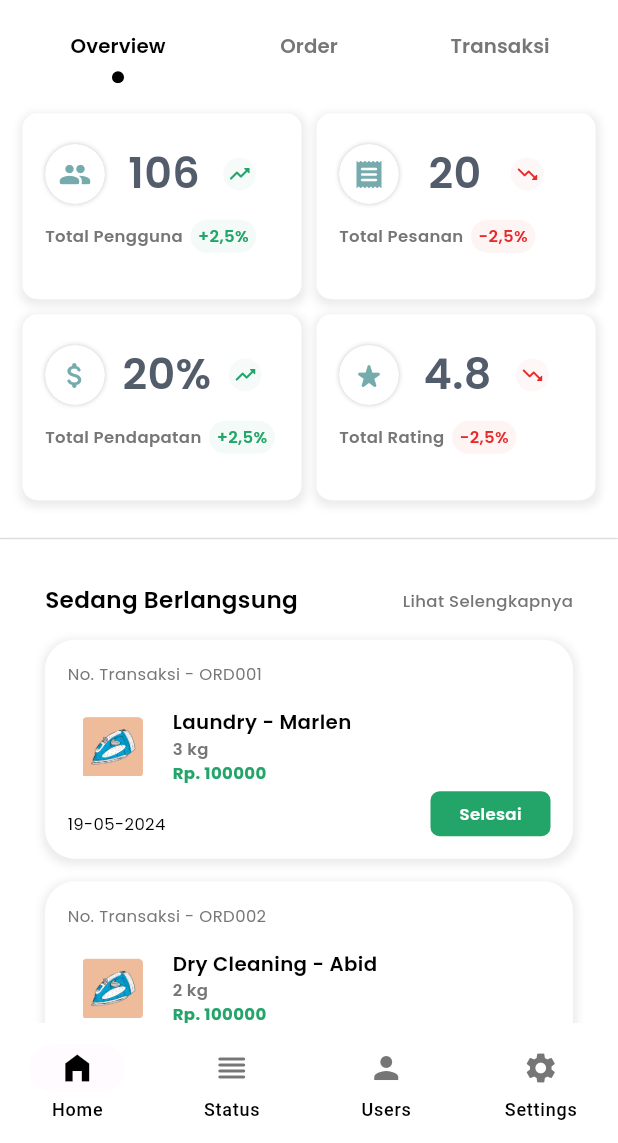
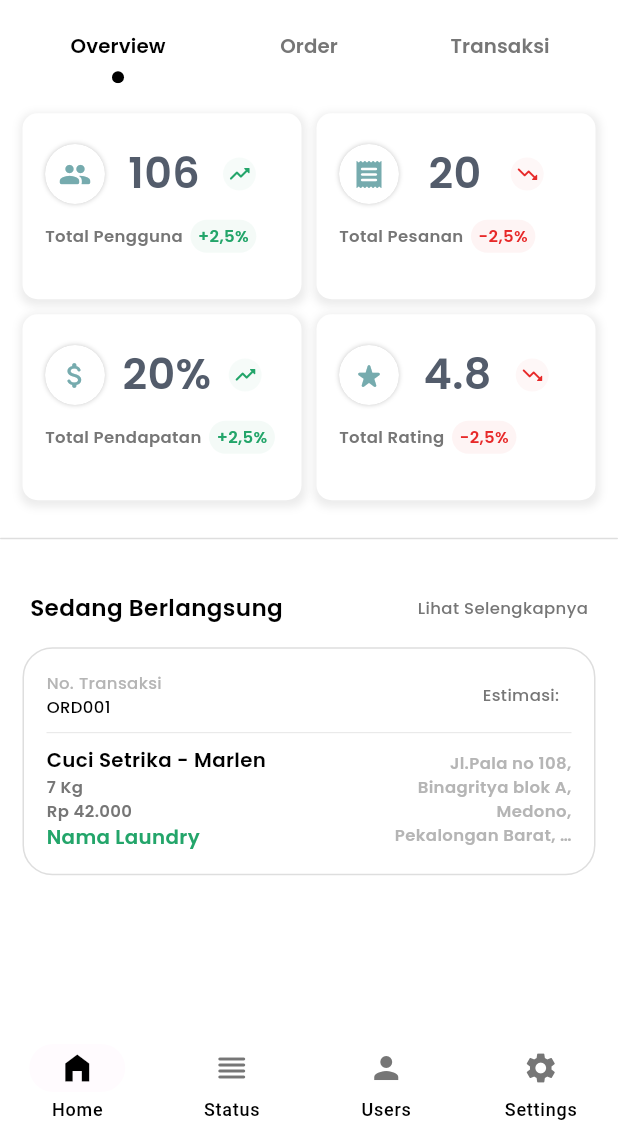
Before and after one commit to PradiptaAhmad/washit-admin, a Flutter app: the screen it shows after launch, on a phone screen of 412 x 824 dp, the part 93-1236 px from its top. Run offline on Flutter 3.47's test engine with Material 3 defaults, Android fonts, the phone set to English and light mode, and no system bars; our stand-ins replace dotted_line, fl_chart, get, get_storage, google_fonts, iconsax and 1 more.

Commit message:
style : [MA] add order detail

```diff
--- a/lib/presentation/home_page/controllers/orverview_main_controller.dart
+++ b/lib/presentation/home_page/controllers/orverview_main_controller.dart
@@ -11,102 +11,9 @@ class OrverviewMainController extends GetxController {
 
   @override
   void onInit() {
-    fetchOrdersData();
     super.onInit();
   }
 
-  Future<void> fetchOrdersData() async {
-    try {
-      isLoading(true);
-      await Future.delayed(Duration(seconds: 2));
-
-      final OrdersData = [
-        {
-          'id': 1,
-          'no_pemesanan': 'ORD001',
-          'jenis_pemesanan': 'Cuci Setrika',
-          'nama_pemesan': 'Marlen',
-          'nomor_telepon': '082299134211',
-          'alamat': 'Kudus',
-          'berat_laundry': '3 kg',
-          'total_harga': '100000',
-          'payment_method': 'Cash',
-          'tanggal_pemesanan': '19-05-2024',
-          'tanggal_pengambilan': '25-05-2024',
-          'laundry_id': '1',
-          'user_id': '1',
-          'created_at': '2024-07-22T00:00:00',
-          'updated_at': '2024-07-22T00:00:00',
-        },
-
-        {
-          'id': 2,
-          'no_pemesanan': 'ORD002',
-          'jenis_pemesanan': 'Cuci Setrika',
-          'nama_pemesan': 'Abid',
-          'nomor_telepon': '082172711',
-          'alamat': 'Kudus',
-          'berat_laundry': '2 kg',
-          'total_harga': '100000',
-          'payment_method': 'Cash',
-          'tanggal_pemesanan': '20-05-2024',
-          'tanggal_pengambilan': '21-05-2024',
-          'laundry_id': '2',
-          'user_id': '2',
-          'created_at': '2024-07-22T00:00:00',
-          'updated_at': '2024-07-22T00:00:00',
-        },
-
-        {
-          'id': 3,
-          'no_pemesanan': 'ORD003',
-          'jenis_pemesanan': 'Cuci Setrika',
-          'nama_pemesan': 'Adib',
-          'nomor_telepon': '082172711',
-          'alamat': 'Kudus',
-          'berat_laundry': '3 kg',
-          'total_harga': '100000',
-          'payment_method': 'Cash',
-          'tanggal_pemesanan': '22-05-2024',
-          'tanggal_pengambilan': '24-05-2024',
-          'laundry_id': '3',
-          'user_id': '3',
-          'created_at': '2024-07-22T00:00:00',
-          'updated_at': '2024-07-22T00:00:00',
-        },
-
-        {
-          'id': 4,
-          'no_pemesanan': 'ORD004',
-          'jenis_pemesanan': 'Cuci Setrika',
-          'nama_pemesan': 'Vania',
-          'nomor_telepon': '082921182',
-          'alamat': 'Kudus',
-          'berat_laundry': '5 kg',
-          'total_harga': '20000',
-          'payment_method': 'Cash',
-          'tanggal_pemesanan': '27-05-2024',
-          'tanggal_pengambilan': '29-05-2024',
-          'laundry_id': '3',
-          'user_id': '3',
-          'created_at': '2024-07-22T00:00:00',
-          'updated_at': '2024-07-22T00:00:00',
-        },
-
-
-      ];
-
-      final JenisData = ['Laundry', 'Dry Cleaning', 'Ironing'];
-
-      ordersList.value = OrdersData.map((order) => OrdersModel.fromJson(order)).toList();
-      jenisList.value = JenisData;
-
-    } catch (e) {
-      Get.snackbar('Error', 'Failed to load orders');
-    } finally {
-      isLoading(false);
-    }
-  }
 
 
   Map<String, dynamic> detailtrasaction(int index, OrdersModel product) {
--- a/lib/presentation/home_page/widgets/overview_main_chart_bar.dart
+++ b/lib/presentation/home_page/widgets/overview_main_chart_bar.dart
@@ -4,6 +4,7 @@ import 'package:washit_admin/infrastructure/navigation/routes.dart';
 import 'package:washit_admin/presentation/home_page/controllers/orverview_main_controller.dart';
 import 'package:washit_admin/widget/common/content_title_widget.dart';
 import 'package:washit_admin/widget/common/detail_widget.dart';
+import 'package:washit_admin/widget/common/main_container_widget.dart';
 import '../../../infrastructure/theme/themes.dart';
 
 class OverviewMainChartBar extends StatelessWidget {
@@ -12,107 +13,109 @@ class OverviewMainChartBar extends StatelessWidget {
   @override
   Widget build(BuildContext context) {
     final OrverviewMainController controller = Get.put(OrverviewMainController());
+
     return Padding(
       padding: const EdgeInsets.symmetric(horizontal: defaultMargin),
-      child: SingleChildScrollView(
-        physics: NeverScrollableScrollPhysics(),
       child: Column(
         children: [
           Padding(
-              padding: EdgeInsets.symmetric(horizontal: defaultMargin),
-              child: Column(
-                children: [
-                  ContentTitleWidget(
+            padding: const EdgeInsets.all(5),
+            child: ContentTitleWidget(
               title: "Sedang Berlangsung",
               subtitle: "Lihat Selengkapnya",
             ),
-                  Obx(() {
-                    if (controller.isLoading.value) {
-                      return Padding(
-                        padding: const EdgeInsets.all(defaultMargin),
-                        child: Center(
-                          child: CircularProgressIndicator(),
           ),
-                      );
-                    }
-                    if (controller.ordersList.isEmpty) {
-                      return Padding(
-                        padding: const EdgeInsets.all(defaultMargin),
-                        child: Center(
+          SizedBox(height: 10),
+          Padding(
+            padding: const EdgeInsets.only(bottom: 15),
+            child: InkWell(
+              onTap: () => Get.toNamed(Routes.TRANSACTION_PAGE),
+              child: MainContainerWidget(
+                childs: Padding(
+                  padding: const EdgeInsets.all(15),
+                  child: Column(
+                    children: [
+                      Row(
+                        mainAxisAlignment: MainAxisAlignment.spaceBetween,
+                        children: [
+                          Column(
+                            crossAxisAlignment: CrossAxisAlignment.start,
+                            children: [
+                              Text(
+                                "No. Transaksi",
+                                style: tsLabelLargeMedium(grey),
+                              ),
+                              Text(
+                                "ORD001",
+                                style: tsLabelLargeMedium(black),
+                              ),
+                            ],
+                          ),
+                          Row(
+                            children: [
+                              Padding(
+                                padding: const EdgeInsets.symmetric(
+                                  horizontal: 5,
+                                  vertical: 2,
+                                ),
                                 child: Text(
-                            'Order Tidak Bisa Ditemukan',
-                            style: tsBodySmallMedium(black),
+                                  "Estimasi: ",
+                                  style: tsLabelLargeMedium(darkGrey),
                                 ),
                               ),
-                      );
-                    }
-                    return ListView.builder(
-                      physics: NeverScrollableScrollPhysics(),
-                      shrinkWrap: true,
-                      itemCount: controller.ordersList.length > 4
-                          ? 4
-                          : controller.ordersList.length,
-                      itemBuilder: (context, index) {
-                        final order = controller.ordersList[index];
-                        final laundryId = int.parse(order.laundryId.toString());
-
-                        int adjustedIndex = laundryId - 1;
-                        adjustedIndex = adjustedIndex >= 0 ? adjustedIndex : 0;
-
-                        final jenisPesanan = controller.jenisList.isNotEmpty
-                            ? controller.jenisList[adjustedIndex]
-                            : 'Loading...';
-                        return DetailWidget(
-                          onPressed: () {
-                            controller.goToDetailTransactionPage(index);
-                          },
-                          paddingValues: 10,
-                          transcationNum:
-                          "No. Transaksi - ${order.noPemesanan}",
-                          title: "${jenisPesanan} - ${order.namaPemesan}",
-                          subTitle: order.beratLaundry == null
-                              ? "Berat Belum Di Hitung"
-                              : "${order.beratLaundry}",
-                          bottomTitle: order.totalHarga == null
-                              ? "Harga Belum Di Hitung"
-                              : "Rp. ${order.totalHarga}",
-                          childs: Container(
-                            child: Row(
-                              mainAxisAlignment:
-                              MainAxisAlignment.spaceBetween,
-                              crossAxisAlignment: CrossAxisAlignment.end,
+                            ],
+                          )
+                        ],
+                      ),
+                      Padding(
+                        padding: const EdgeInsets.symmetric(vertical: 1),
+                        child: Divider(color: lightGrey, thickness: 0.5),
+                      ),
+                      Row(
+                        mainAxisAlignment: MainAxisAlignment.spaceBetween,
+                        children: [
+                          Column(
+                            crossAxisAlignment: CrossAxisAlignment.start,
                             children: [
                               Text(
-                                  order.tanggalPemesanan ?? "",
-                                  style: tsLabelLargeRegular(black),
+                                "Cuci Setrika - Marlen",
+                                style: tsBodySmallSemibold(black),
+                              ),
+                              Text(
+                                "7 Kg",
+                                style: tsLabelLargeSemibold(darkGrey),
+                              ),
+                              Text(
+                                "Rp 42.000",
+                                style: tsLabelLargeSemibold(darkGrey),
+                              ),
+                              Text(
+                                "Nama Laundry",
+                                style: tsBodySmallSemibold(successColor),
+                              ),
+                            ],
                           ),
                           Container(
-                                  decoration: BoxDecoration(
-                                    borderRadius:
-                                    BorderRadius.circular(6),
-                                    color: successColor,
-                                  ),
-                                  height: 30,
-                                  width: 80,
-                                  child: Center(
-                                    child: Text("Selesai",
-                                        style: tsLabelLargeSemibold(
-                                            primaryColor)),
+                            width: 120,
+                            child: Text(
+                              "Jl.Pala no 108, Binagritya blok A, Medono, Pekalongan Barat, Pekalongan, Indonesia",
+                              style: tsLabelLargeSemibold(grey),
+                              softWrap: true,
+                              overflow: TextOverflow.ellipsis,
+                              textAlign: TextAlign.right,
+                              maxLines: 4,
                             ),
                           ),
                         ],
                       ),
+                    ],
                   ),
-                        );
-                      },
-                    );
-                  }),
-                ],
+                ),
+              ),
             ),
           ),
         ],
       ),
-      ),
     );
   }
 }
--- a/lib/widget/common/main_container_widget.dart
+++ b/lib/widget/common/main_container_widget.dart
@@ -1,4 +1,5 @@
 import 'package:flutter/material.dart';
+import '../../infrastructure/theme/themes.dart';
 import 'box_shadow.dart';
 
 class MainContainerWidget extends StatelessWidget {
@@ -9,24 +10,30 @@ class MainContainerWidget extends StatelessWidget {
     this.color,
     this.height,
     this.width,
+    this.border,
+    this.padding,
   }) : super(key: key);
 
   final Color? color;
+  final border;
   final Widget? childs;
-  final int? height, width;
+  final double? height, width;
   final void Function()? onPressed;
+  final padding;
 
   @override
   Widget build(BuildContext context) {
     return InkWell(
       onTap: onPressed,
       child: Container(
+          padding: padding,
           height: height?.toDouble(),
           width: width?.toDouble(),
           decoration: BoxDecoration(
             color: color ?? Colors.white,
             borderRadius: BorderRadius.circular(20),
-            boxShadow: [localMainShadow()],
+            // boxShadow: [localMainShadow()],
+            border: Border.all(color: lightGrey, width: 1),
           ),
           child: childs),
     );
```
Also changed, not shown: lib/presentation/transaction_page/shimmer/transaction_page_skeleton.dart (added, +53 -0 lines), lib/presentation/transaction_page/transaction_page.screen.dart (+224 -128 lines), lib/presentation/transaction_page/widget/detail_text_widget.dart (+21 -7 lines), lib/widget/common/mainpage_appbar_widget.dart (added, +54 -0 lines), lib/presentation/transaction_page/widget/on_going_widget.dart (line endings or trailing spaces), lib/widget/common/detail_widget.dart (line endings or trailing spaces). Lines whose indentation alone changed are shown as unchanged.
